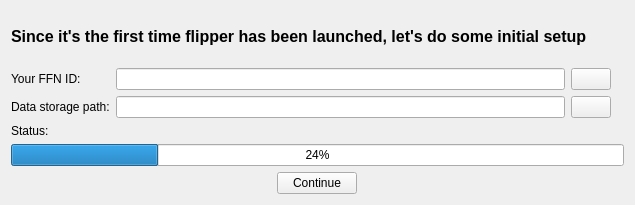
Before: the Qt Designer form UI/initialsetupdialog.ui in Zeks/flipper, drawn with Qt 5.
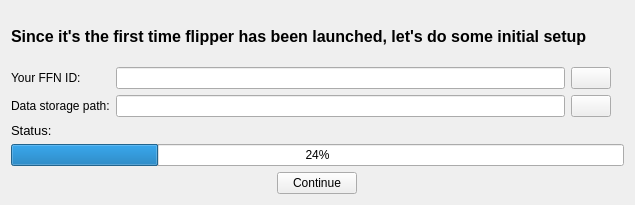
After: the same form once the commit is applied. Icons and pictures are not drawn.

Patch:
```diff
--- a/UI/initialsetupdialog.ui
+++ b/UI/initialsetupdialog.ui
@@ -164,6 +164,11 @@
        <verstretch>0</verstretch>
       </sizepolicy>
      </property>
+     <property name="font">
+      <font>
+       <pointsize>10</pointsize>
+      </font>
+     </property>
      <property name="text">
       <string>Status: </string>
      </property>
```
Left out of the diff: 6 changed lines with no effect on the pictures.
